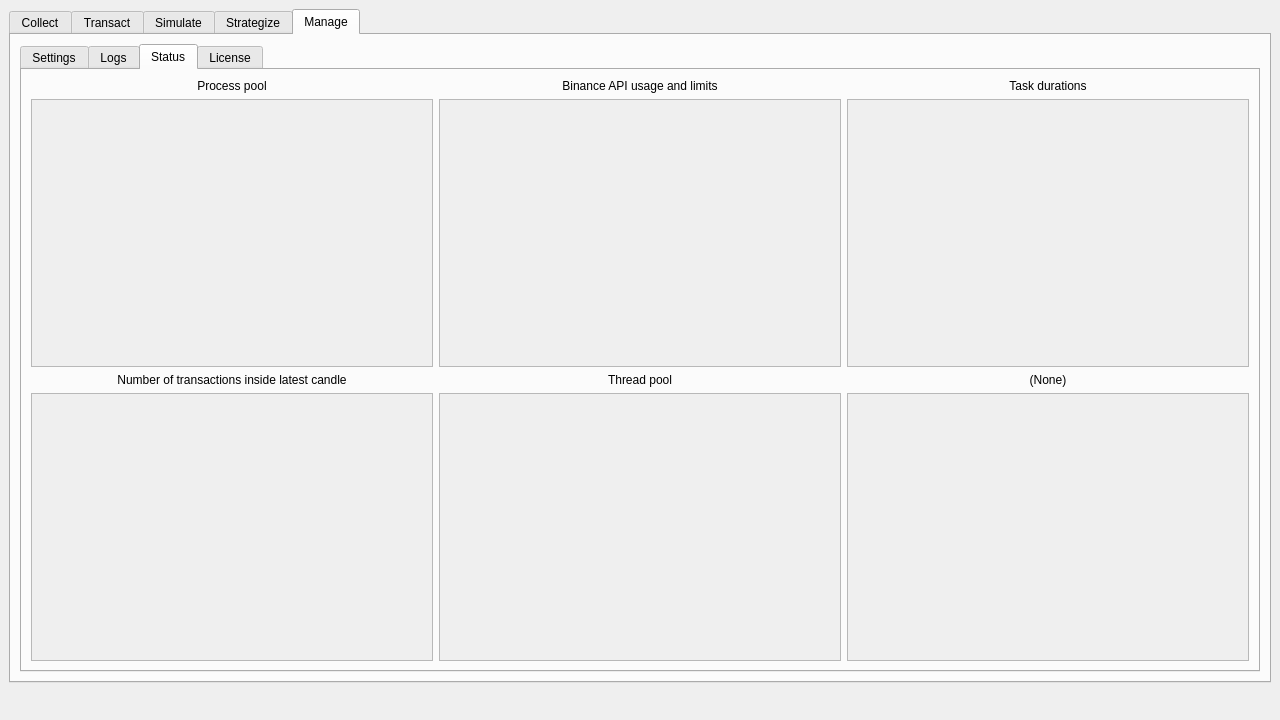
cunarist/solie, file user_interface.ui: the form before one commit.
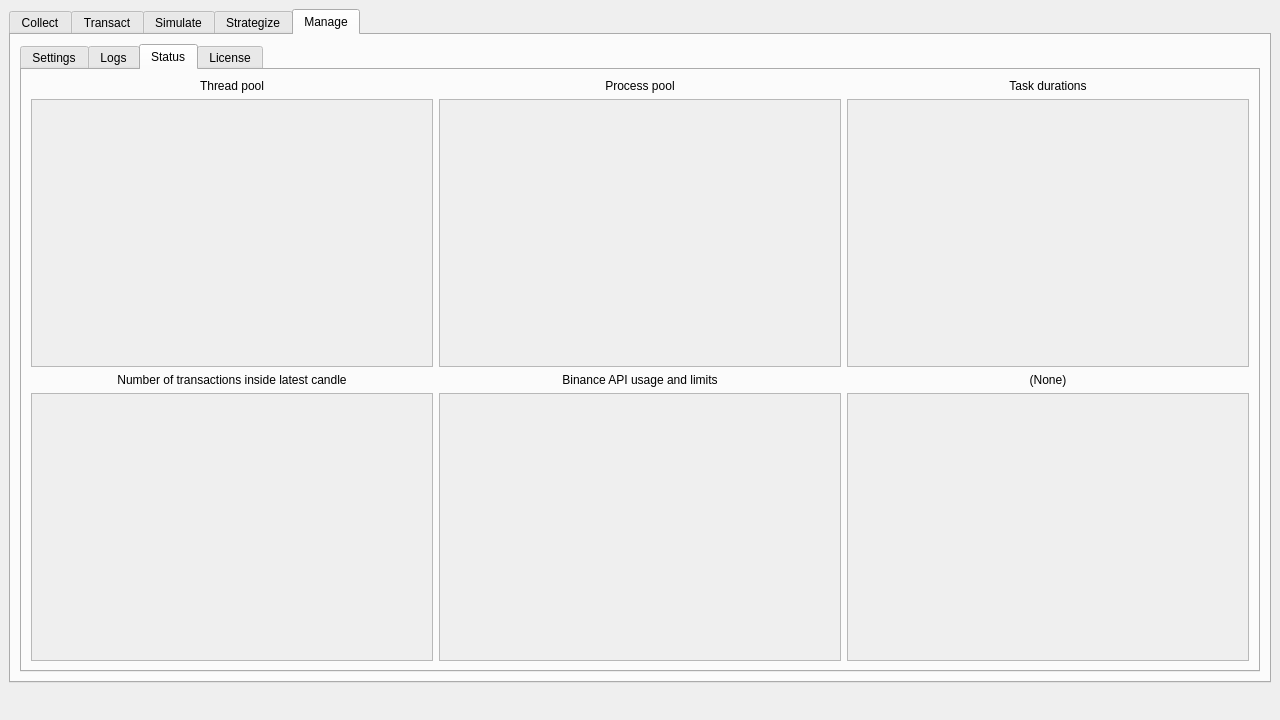
The form after the commit. The open tabs and pages were chosen to show the change. Icons and pictures are not drawn. Custom widgets are drawn as their Qt base class.

Commit message: Reorder status panels

What changed in the file:
```diff
--- a/user_interface.ui
+++ b/user_interface.ui
@@ -1868,7 +1868,7 @@
               <item row="0" column="0">
                <widget class="QLabel" name="label_37">
                 <property name="text">
-                 <string>Process pool</string>
+                 <string>Thread pool</string>
                 </property>
                 <property name="alignment">
                  <set>Qt::AlignCenter</set>
@@ -1888,7 +1888,7 @@
               <item row="2" column="1">
                <widget class="QLabel" name="label_39">
                 <property name="text">
-                 <string>Thread pool</string>
+                 <string>Binance API usage and limits</string>
                 </property>
                 <property name="alignment">
                  <set>Qt::AlignCenter</set>
@@ -1918,7 +1918,7 @@
               <item row="0" column="1">
                <widget class="QLabel" name="label_42">
                 <property name="text">
-                 <string>Binance API usage and limits</string>
+                 <string>Process pool</string>
                 </property>
                 <property name="alignment">
                  <set>Qt::AlignCenter</set>
```
Left out of the diff: 24 changed lines with no effect on the pictures. The commit also changes 2 other files.
